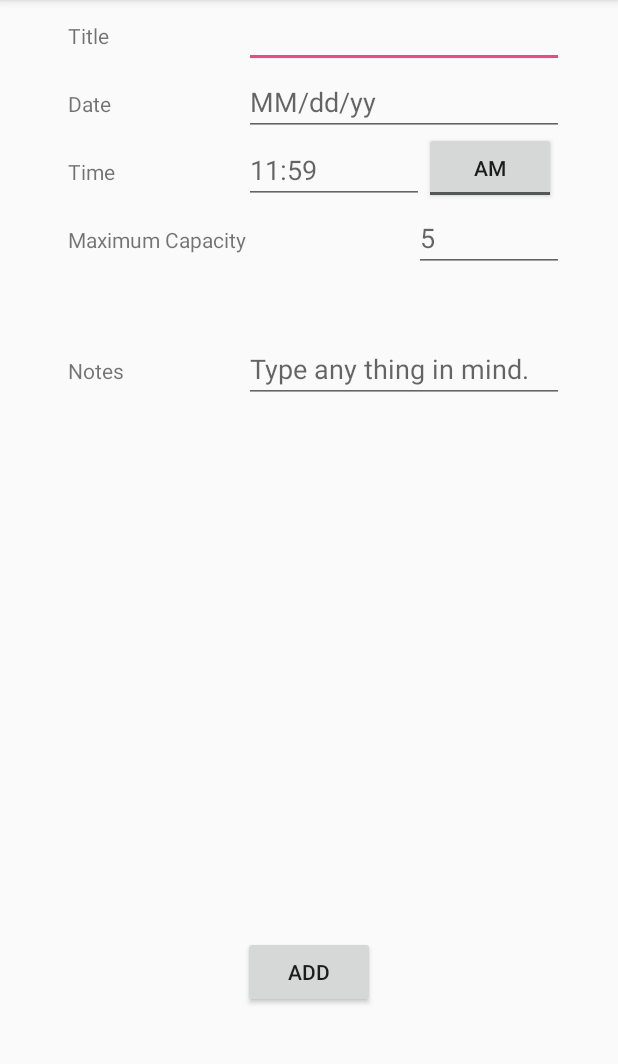
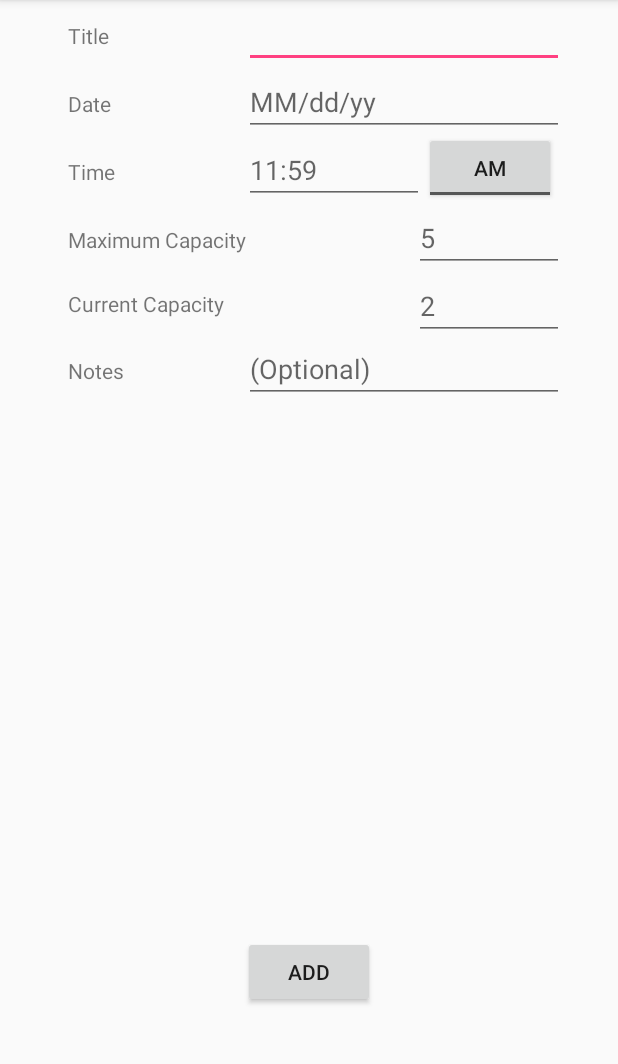
Before and after one commit to EllaKim0415/Bob-Pool, an Android app: the MakeNewRoomActivity screen opened directly, with no data from a screen before it, on a phone screen of 412 x 824 dp, the part 84-1148 px from its top. Run offline under Robolectric (Android 15) with nearby library versions, the phone set to English and light mode, and no system bars; our stand-ins replace Firebase (no records; nobody signed in at launch, a user with empty details on screens opened directly).

Commit message:
adding to firebase

```diff
--- a/BobPool/app/src/main/res/layout/activity_make_new_room.xml
+++ b/BobPool/app/src/main/res/layout/activity_make_new_room.xml
@@ -140,7 +140,7 @@
         android:layout_alignEnd="@+id/maxnum"
         android:layout_alignRight="@+id/maxnum"
         android:ems="10"
-        android:hint="Type any thing in mind."
+        android:hint="(Optional)"
         android:inputType="textMultiLine" />
 
     <Button
@@ -163,4 +163,25 @@
         android:textOff="AM"
         android:textOn="PM" />
 
+    <TextView
+        android:id="@+id/textView10"
+        android:layout_width="wrap_content"
+        android:layout_height="wrap_content"
+        android:layout_alignLeft="@+id/textView6"
+        android:layout_alignStart="@+id/textView6"
+        android:layout_below="@+id/maxnum"
+        android:layout_marginTop="11dp"
+        android:text="Current Capacity" />
+
+    <EditText
+        android:id="@+id/currentNum"
+        android:layout_width="100dp"
+        android:layout_height="wrap_content"
+        android:layout_alignEnd="@+id/notes"
+        android:layout_alignRight="@+id/notes"
+        android:layout_below="@+id/maxnum"
+        android:ems="10"
+        android:hint="2"
+        android:inputType="number" />
+
 </RelativeLayout>
```
Also changed, not shown: BobPool/app/src/main/java/com/example/khrst/bobpool/controller/MakeNewRoomActivity.java (+31 -1 lines), BobPool/app/src/main/java/com/example/khrst/bobpool/model/Pool.java (+4 -5 lines).
